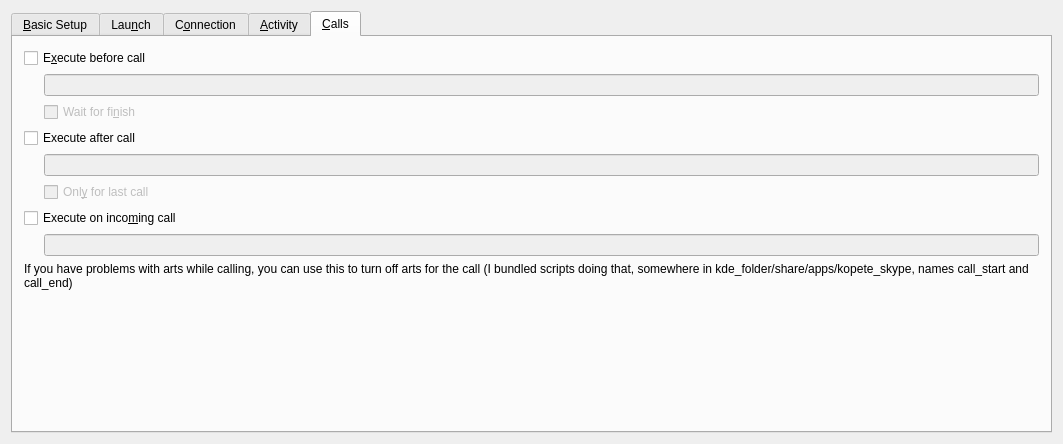
KDE/kopete, file protocols/skype/ui/skypeeditaccountbase.ui: the form before one commit.
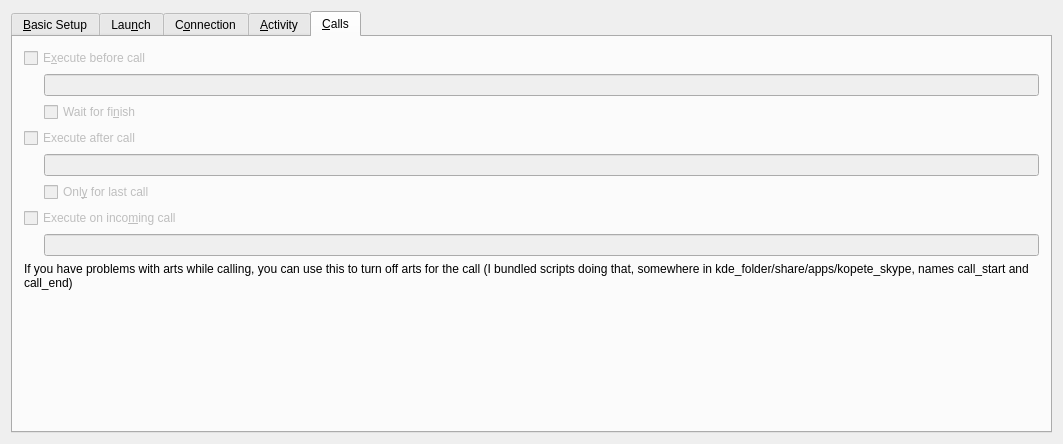
The form after the commit. The open tabs and pages were chosen to show the change. Custom widgets are drawn as their Qt base class.

Commit message: Fixed QDBus Connection: - merged SkypeConnection::operator% and SkypeConnection::send functions - it does same calls Fixed Skyep Add Contact dialog

What changed in the file:
```diff
--- a/protocols/skype/ui/skypeeditaccountbase.ui
+++ b/protocols/skype/ui/skypeeditaccountbase.ui
@@ -722,6 +722,9 @@
       <layout class="QVBoxLayout" >
        <item>
         <widget class="QCheckBox" name="StartCallCommandCheck" >
+         <property name="enabled" >
+          <bool>false</bool>
+         </property>
          <property name="text" >
           <string>E&amp;xecute before call</string>
          </property>
@@ -793,6 +796,9 @@
        </item>
        <item>
         <widget class="QCheckBox" name="EndCallCommandCheck" >
+         <property name="enabled" >
+          <bool>false</bool>
+         </property>
          <property name="text" >
           <string>Execute after call</string>
          </property>
@@ -863,6 +869,9 @@
        </item>
        <item>
         <widget class="QCheckBox" name="IncomingCommandCheck" >
+         <property name="enabled" >
+          <bool>false</bool>
+         </property>
          <property name="text" >
           <string>Execute on inco&amp;ming call</string>
          </property>
```
The commit also changes 6 other files.
